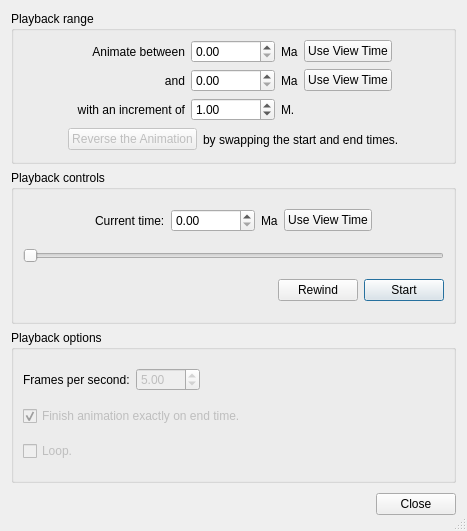
The window that src/qt-widgets/AnimateDialogUi.ui (GPlates/GPlates) describes before a commit, drawn with Qt 5.
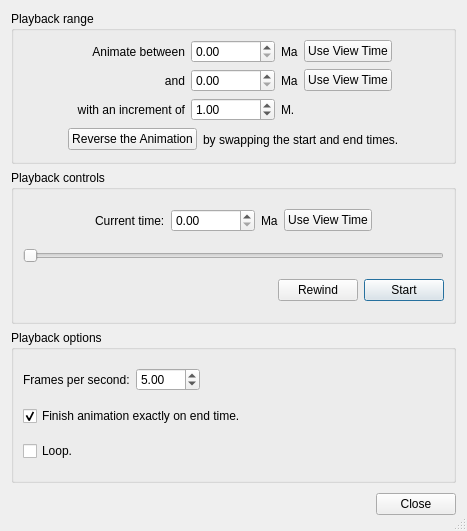
The same window after the commit.

Commit message:
Replaced source:/gplates/trunk using source:/gplates/branches/qt-model-view-2008-jan-07#2454 incorporating log:/gplates/branches/qt-model-view-2008-jan-07#2387:2454 ([log:/gplates/trunk#2454:2454 No changes on trunk] since last update from trunk).
This is "[wiki:MergingInSubversion#Replacingonebranchwithanother replacing one branch with another]". The command used was:
{{{
svn merge http://svn.gplates.org/gplates/trunk@2454 http://svn.gplates.org/gplates/branches/qt-model-view-2008-jan-07@2454
}}}
from inside the root directory of a working copy of the trunk.

Patch:
```diff
--- a/src/qt-widgets/AnimateDialogUi.ui
+++ b/src/qt-widgets/AnimateDialogUi.ui
@@ -170,9 +170,6 @@
         </item>
         <item>
          <widget class="QPushButton" name="button_Reverse_the_Animation" >
-          <property name="enabled" >
-           <bool>false</bool>
-          </property>
           <property name="text" >
            <string>Reverse the Animation</string>
           </property>
@@ -361,11 +358,8 @@
         </item>
         <item>
          <widget class="QDoubleSpinBox" name="widget_Frames_per_second" >
-          <property name="enabled" >
-           <bool>false</bool>
-          </property>
           <property name="minimum" >
-           <double>0.000000000000000</double>
+           <double>0.100000000000000</double>
           </property>
           <property name="maximum" >
            <double>100.000000000000000</double>
@@ -392,9 +386,6 @@
       </item>
       <item>
        <widget class="QCheckBox" name="checkbox_Finish_animation_on_end_time" >
-        <property name="enabled" >
-         <bool>false</bool>
-        </property>
         <property name="text" >
          <string>Finish animation exactly on end time.</string>
         </property>
@@ -405,9 +396,6 @@
       </item>
       <item>
        <widget class="QCheckBox" name="checkbox_Loop" >
-        <property name="enabled" >
-         <bool>false</bool>
-        </property>
         <property name="text" >
          <string>Loop.</string>
         </property>
```
Left out of the diff: 47 changed lines with no effect on the pictures. The commit also changes 2 other files.
